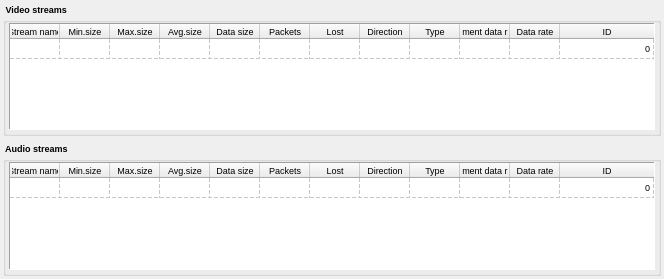
First picture: the form in Homer/forms/OverviewDataStreamsWidget.ui, repository Homer-Conferencing/Homer-Conferencing, before the edit.
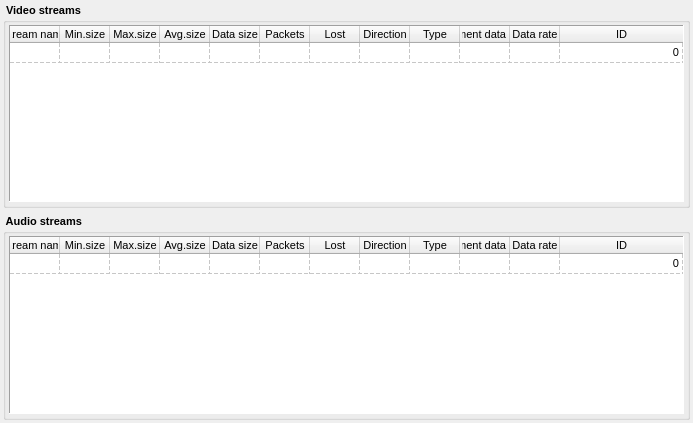
Second picture: the form after the edit.

```diff
--- a/Homer/forms/OverviewDataStreamsWidget.ui
+++ b/Homer/forms/OverviewDataStreamsWidget.ui
@@ -6,8 +6,8 @@
    <rect>
     <x>0</x>
     <y>0</y>
-    <width>664</width>
-    <height>279</height>
+    <width>693</width>
+    <height>423</height>
    </rect>
   </property>
   <property name="sizePolicy">
@@ -37,7 +37,7 @@
      <widget class="QGroupBox" name="mGrpAudio">
       <property name="font">
        <font>
-        <pointsize>7</pointsize>
+        <pointsize>8</pointsize>
         <weight>75</weight>
         <bold>true</bold>
        </font>
@@ -62,7 +62,7 @@
          </property>
          <property name="font">
           <font>
-           <pointsize>7</pointsize>
+           <pointsize>8</pointsize>
            <weight>50</weight>
            <bold>false</bold>
           </font>
@@ -261,7 +261,7 @@
      <widget class="QGroupBox" name="mGrpVideo">
       <property name="font">
        <font>
-        <pointsize>7</pointsize>
+        <pointsize>8</pointsize>
         <weight>75</weight>
         <bold>true</bold>
        </font>
@@ -283,7 +283,7 @@
         <widget class="QTableWidget" name="mTwVideo">
          <property name="font">
           <font>
-           <pointsize>7</pointsize>
+           <pointsize>8</pointsize>
            <weight>50</weight>
            <bold>false</bold>
           </font>
```
